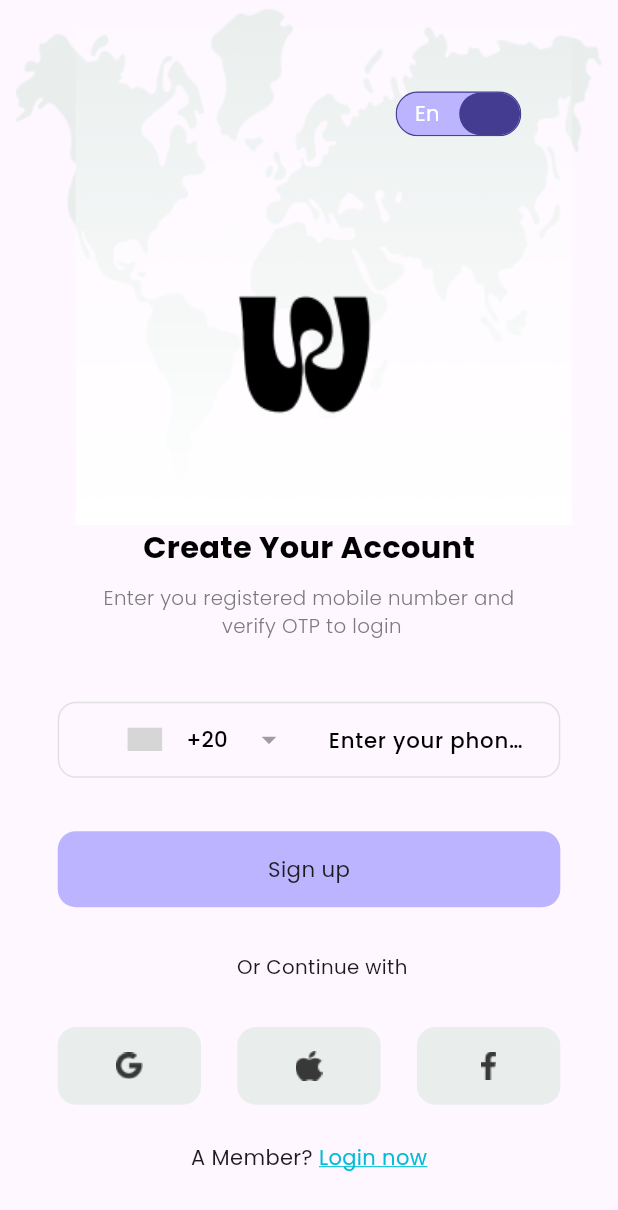
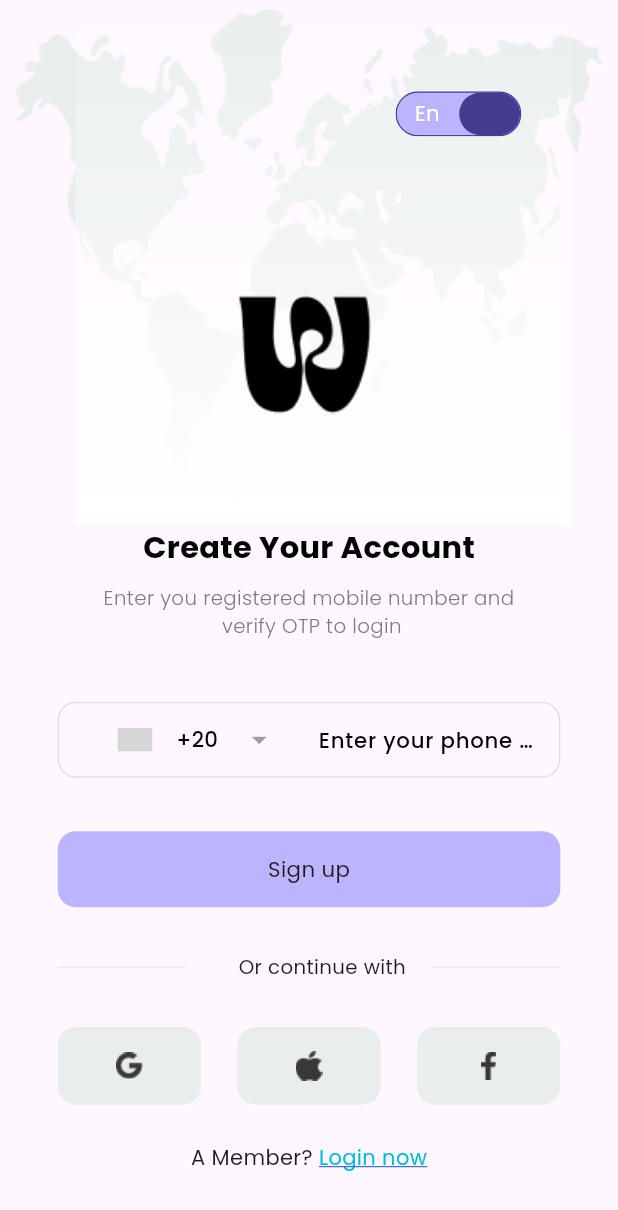
Before and after one commit to talhamehtab2014/flutter_lerning_project, a Flutter app: the screen it shows after launch, on a phone screen of 412 x 824 dp. Shown: the top 1210 px of the screen. Run offline on Flutter 3.47's test engine with Material 3 defaults, Android fonts, the phone set to English and light mode, and no system bars; drawn by our look-alikes of country_code_picker, toggle_switch; our stand-ins replace flutter_screenutil, get, google_fonts, shared_preferences; generated files the repository leaves out were written again; grey boxes are pictures that could not be loaded.

Commit message:
otp screen started

```diff
--- /dev/null
+++ b/lib/helper/storage_services.dart
@@ -0,0 +1,3 @@
+import 'package:shared_preferences/shared_preferences.dart';
+
+class StorageServices {}
--- a/lib/l10n/app_ar.arb
+++ b/lib/l10n/app_ar.arb
@@ -1,3 +1,5 @@
 {
-  "hello": "hello"
+  "create_account" :"Create Your Account ",
+  "signUp_message": "Enter you registered mobile number and\n verify OTP to login",
+  "signUP": "Sign up"
 }
--- a/lib/l10n/app_en.arb
+++ b/lib/l10n/app_en.arb
@@ -1,2 +1,5 @@
 {
-"hello" :"hello "}
+"create_account" :"Create Your Account ",
+"signUp_message": "Enter you registered mobile number and\n verify OTP to login",
+  "signUP": "Sign up"
+}
--- a/lib/main.dart
+++ b/lib/main.dart
@@ -1,6 +1,7 @@
 import 'package:country_code_picker/country_code_picker.dart';
 import 'package:flutter/material.dart';
 import 'package:flutter_iwish_practice/modules/sign_up/screens/sign_up.dart';
+import 'package:flutter_iwish_practice/utils/routes.dart';
 import 'package:flutter_screenutil/flutter_screenutil.dart';
 import 'package:get/get_navigation/src/root/get_material_app.dart';
 import 'package:google_fonts/google_fonts.dart';
@@ -8,11 +9,11 @@
 import 'package:flutter_gen/gen_l10n/app_localizations.dart';
 
 void main() {
-  runApp(const MyApp());
+  runApp(MyApp());
 }
 
 class MyApp extends StatelessWidget {
-  const MyApp({super.key});
+  MyApp({super.key});
 
   // This widget is the root of your application.
   @override
@@ -31,9 +32,9 @@
           theme: ThemeData(
             textTheme: GoogleFonts.poppinsTextTheme(),
           ),
-          home: const SignUp(),
-          //initialRoute: //RoutesHelper.getSplashPage(),
-          //getPages: RoutesHelper.routes,
+          //home: const SignUp(),
+          initialRoute: Routes().getSignUp(),
+          getPages: Routes().routesMap,
           localizationsDelegates: const [
             CountryLocalizations.delegate,
             AppLocalizations.delegate,
@@ -46,7 +47,7 @@
           ],
         );
       },
-      child: const SignUp(),
+      child: SignUp(),
     );
   }
 }
--- a/lib/modules/sign_up/screens/sign_up.dart
+++ b/lib/modules/sign_up/screens/sign_up.dart
@@ -2,22 +2,31 @@ import 'package:flutter/cupertino.dart';
 import 'package:flutter/material.dart';
 import 'package:flutter/widgets.dart';
 import 'package:flutter_iwish_practice/utils/app_assets.dart';
+import 'package:flutter_iwish_practice/utils/app_text_style.dart';
 import 'package:flutter_iwish_practice/utils/colors.dart';
 import 'package:flutter_iwish_practice/widgets/home_top_card.dart';
 import 'package:flutter_iwish_practice/widgets/phn_text_field.dart';
+import 'package:flutter_iwish_practice/widgets/primarysignInUpButton.dart';
 import 'package:flutter_iwish_practice/widgets/social_login_button.dart';
 import 'package:flutter_screenutil/flutter_screenutil.dart';
+import 'package:get/get_core/src/get_main.dart';
+import 'package:get/get_navigation/get_navigation.dart';
 import 'package:toggle_switch/toggle_switch.dart';
 
+import '../../../utils/routes.dart';
+
+void _signUp() {
+  Get.toNamed(Routes().getOtpPage());
+}
+
 class SignUp extends StatelessWidget {
+  static const id = "/signUp";
   const SignUp({super.key});
 
   @override
   Widget build(BuildContext context) {
     return Scaffold(
       body: SingleChildScrollView(
-        child: SizedBox(
-          height: MediaQuery.of(context).size.height,
         child: Column(
           crossAxisAlignment: CrossAxisAlignment.center,
           children: [
@@ -52,14 +61,7 @@ class SignUp extends StatelessWidget {
                 ),
               ],
             ),
-              Text(
-                'Create Your Account',
-                style: TextStyle(
-                  color: ThemeColors.mainTitle,
-                  fontSize: 20.sp,
-                  fontWeight: FontWeight.w700,
-                ),
-              ),
+            Text('Create Your Account', style: AppTextStyle.header1),
             SizedBox(
               height: 10.h,
             ),
@@ -70,58 +72,44 @@ class SignUp extends StatelessWidget {
                   Text(
                       textAlign: TextAlign.center,
                       'Enter you registered mobile number and\n verify OTP to login',
-                      style: TextStyle(
-                        color: ThemeColors.subTitle,
-                        fontSize: 13.sp,
-                        fontWeight: FontWeight.w300,
-                      ),
-                    ),
+                      style: AppTextStyle.header2),
                   SizedBox(
                     height: 40.h,
                   ),
-                    PhoneTextField(),
+                  const PhoneTextField(),
                   SizedBox(
                     height: 35.h,
                   ),
-                    Container(
-                      alignment: Alignment.center,
-                      width: 305.w,
-                      height: 50.h,
-                      decoration: BoxDecoration(
-                        color: ThemeColors.btnSignInSignUp,
-                        borderRadius: BorderRadius.circular(12.r),
-                      ),
-                      child: Text(
-                        'Sign up',
-                        style: TextStyle(
-                            fontSize: 14.sp, fontWeight: FontWeight.w400),
-                      ),
-                    ),
+                  PrimarySignInSignUp(onTap: _signUp, text: 'Sign up'),
                   SizedBox(
                     height: 30.h,
                   ),
                   Row(
                     mainAxisAlignment: MainAxisAlignment.center,
                     children: [
-                        Divider(
+                      Expanded(
+                        child: Divider(
                           thickness: 1,
                           endIndent: 16.w,
                           color:
                               ThemeColors.dividerOrSIgnInWith.withOpacity(0.3),
                         ),
+                      ),
                       SizedBox(
                         width: 16.w,
                       ),
                       Text(
-                          'Or Continue with',
+                        'Or continue with',
                         style: TextStyle(
                             fontSize: 13.sp, fontWeight: FontWeight.w400),
                       ),
-                        Divider(
+                      Expanded(
+                        child: Divider(
                           thickness: 1,
                           indent: 16.w,
                           color:
                               ThemeColors.dividerOrSIgnInWith.withOpacity(0.3),
+                        ),
                       ),
                     ],
                   ),
@@ -157,7 +145,7 @@ class SignUp extends StatelessWidget {
                           style: TextStyle(
                               color: Colors.cyan,
                               decoration: TextDecoration.underline,
-                                decorationColor: Colors.cyan),
+                              decorationColor: ThemeColors.loginNowTextColor),
                         ),
                       )
                     ],
@@ -168,7 +156,6 @@ class SignUp extends StatelessWidget {
           ],
         ),
       ),
-      ),
     );
   }
 }
--- a/lib/utils/app_assets.dart
+++ b/lib/utils/app_assets.dart
@@ -3,4 +3,5 @@ class AppAssets {
   static const String icGoogleSignUp = 'assets/images/icGoogle.png';
   static const String icAppleSignUp = 'assets/images/icApple.png';
   static const String icFacebookSignUp = 'assets/images/icFacebook.png';
+  static const String icBackButton = 'assets/images/icBackButton.png';
 }
--- /dev/null
+++ b/lib/utils/app_text_style.dart
@@ -0,0 +1,47 @@
+import 'package:flutter/cupertino.dart';
+import 'package:flutter_screenutil/flutter_screenutil.dart';
+
+import 'colors.dart';
+
+class AppTextStyle {
+  static TextStyle header1 = TextStyle(
+    color: ThemeColors.mainTitle,
+    fontSize: 20.sp,
+    fontWeight: FontWeight.w700,
+  );
+  static TextStyle header2 = TextStyle(
+    color: ThemeColors.subTitle,
+    fontSize: 13.sp,
+    fontWeight: FontWeight.w300,
+  );
+  static TextStyle errorFontStyle = TextStyle(
+    color: ThemeColors.errorFontColor,
+    fontSize: 13.sp,
+    fontWeight: FontWeight.w400,
+  );
+  static TextStyle header3 = TextStyle(
+    color: ThemeColors.subTitle,
+    fontSize: 13.sp,
+    fontWeight: FontWeight.w400,
+  );
+  static TextStyle otpTextStyle = TextStyle(
+    fontSize: 18.sp,
+    color: ThemeColors.otpTextColor,
+    fontWeight: FontWeight.w500,
+  );
+  static TextStyle buttonText = TextStyle(
+    fontSize: 14.sp,
+    fontWeight: FontWeight.w400,
+  );
+  static TextStyle otpResendText = TextStyle(
+    //decoration: TextDecoration.underline,
+    //decorationColor: ThemeColors.resendUnderLineColor,
+    color: ThemeColors.resendTextColor,
+    fontSize: 14.sp,
+    fontWeight: FontWeight.w400,
+  );
+  static const subtitle1 = TextStyle(fontSize: 16, fontWeight: FontWeight.w600);
+  static const subtitle2 = TextStyle(fontSize: 16, fontWeight: FontWeight.w500);
+  static const subtitle3 = TextStyle(fontSize: 16, fontWeight: FontWeight.w400);
+  static const body1 = TextStyle(fontSize: 14, fontWeight: FontWeight.w500);
+}
--- a/lib/utils/colors.dart
+++ b/lib/utils/colors.dart
@@ -14,4 +14,11 @@ class ThemeColors {
   static const Color toggleSwitchActiveButtonColor = Color(0xFF433C90);
   static const Color toggleSwitchInActiveButtonColor = Color(0xFF474747);
   static const Color errorFontColor = Color(0xFFEE1111);
+  static const Color backButtonBackgroung = Color(0xFFFFFFFF);
+  static const Color backButtonBorderColor = Color(0xFFE1E1E1);
+  static const Color otpTextColor = Color(0xFFA2A2A2);
+  static const Color resendTextColor = Color(0xFF333333);
+  static const Color otpCountdownTmerColor = Color(0xFF868686);
+  static const Color resendUnderLineColor = Color(0xFFD9D9D9);
+  static const Color loginNowTextColor = Color(0xFF2458D5);
 }
--- /dev/null
+++ b/lib/utils/routes.dart
@@ -0,0 +1,20 @@
+import 'package:flutter_iwish_practice/modules/sign_up/screens/otp.dart';
+import 'package:flutter_iwish_practice/modules/sign_up/screens/sign_up.dart';
+import 'package:get/get_navigation/src/routes/get_route.dart';
+import 'package:get/get_navigation/src/routes/transitions_type.dart';
+
+class Routes {
+  static final Routes _sharedInstance = Routes.internal();
+  factory Routes() {
+    return _sharedInstance;
+  }
+  Routes.internal();
+  String getSignUp() => SignUp.id;
+  String getOtpPage() => OtpPage.id;
+  List<GetPage> routesMap = [
+    GetPage(
+        name: SignUp.id, page: () => SignUp(), transition: Transition.fadeIn),
+    GetPage(
+        name: OtpPage.id, page: () => OtpPage(), transition: Transition.fadeIn)
+  ];
+}
--- a/lib/widgets/phn_text_field.dart
+++ b/lib/widgets/phn_text_field.dart
@@ -1,104 +1,22 @@
-/*
-import 'package:country_code_picker/country_code_picker.dart';
-import 'package:flutter/cupertino.dart';
 import 'package:flutter/material.dart';
 import 'package:flutter/services.dart';
-import 'package:flutter/widgets.dart';
-import 'package:flutter_iwish_practice/utils/phone_number_formatter.dart';
-import 'package:flutter_screenutil/flutter_screenutil.dart';
-
-import '../utils/colors.dart';
-import '../utils/utils.dart';
-
-class PhoneTextField extends StatelessWidget {
-  const PhoneTextField({super.key});
-
-  @override
-  Widget build(BuildContext context) {
-    return Container(
-      padding: EdgeInsets.symmetric(horizontal: 16.w),
-      width: 305.w,
-      height: 50.h,
-      decoration: BoxDecoration(
-        border: Border.all(color: ThemeColors.txtFieldBorderColor, width: 1.0),
-        borderRadius: BorderRadius.circular(12.r),
-      ),
-      child: Row(
-        mainAxisSize: MainAxisSize.min,
-        crossAxisAlignment: CrossAxisAlignment.start,
-        mainAxisAlignment: MainAxisAlignment.start,
-        children: [
-          CountryCodePicker(
-            padding: EdgeInsets.zero,
-            flagDecoration: const BoxDecoration(
-              shape: BoxShape.circle,
-            ),
-            flagWidth: 21.w,
-            textStyle: TextStyle(fontSize: 14.sp, fontWeight: FontWeight.w500),
-            onChanged: print,
-            // Initial selection and favorite can be one of code ('IT') OR dial_code('+39')
-            initialSelection: 'EG',
-            favorite: ['+39', 'FR'],
-            // optional. Shows only country name and flag
-            showCountryOnly: false,
-            // optional. Shows only country name and flag when popup is closed.
-            showOnlyCountryWhenClosed: false,
-            // optional. aligns the flag and the Text left
-            alignLeft: false,
-            showDropDownButton: true,
-            hideSearch: false,
-          ),
-          Expanded(
-            child: TextField(
-              // textAlign: TextAlign.start,
-              style: TextStyle(
-                  fontSize: 14.sp,
-                  fontWeight: FontWeight.w500,
-                  color: ThemeColors.mainTitle),
-              showCursor: false,
-              keyboardType: const TextInputType.numberWithOptions(
-                  decimal: false, signed: false),
-              inputFormatters: [
-                FilteringTextInputFormatter.digitsOnly,
-                LengthLimitingTextInputFormatter(11),
-                PhoneNumberFormatter(),
-              ],
-              onChanged: (value) {
-                //mobilNum = value;
-              },
-              decoration: const InputDecoration(
-                border: InputBorder.none,
-                hintText: 'Enter your phone number',
-                hintStyle: TextStyle(
-                    color: ThemeColors.mainTitle, fontWeight: FontWeight.w500),
-              ),
-            ),
-          ),
-        ],
-      ),
-    );
-  }
-}
-*/
-import 'package:flutter/material.dart';
-import 'package:flutter/services.dart';
-import 'package:flutter/widgets.dart';
 import 'package:flutter_screenutil/flutter_screenutil.dart';
 import 'package:country_code_picker/country_code_picker.dart';
 
 import '../utils/colors.dart';
-import '../utils/utils.dart';
 import '../utils/phone_number_formatter.dart';
 
 class PhoneTextField extends StatefulWidget {
-  PhoneTextField();
+  const PhoneTextField({super.key});
 
   @override
-  _PhoneTextFieldState createState() => _PhoneTextFieldState();
+  _PhoneTextFieldState createState() {
+    return _PhoneTextFieldState();
+  }
 }
 
 class _PhoneTextFieldState extends State<PhoneTextField> {
-  TextEditingController _controller = TextEditingController();
+  final TextEditingController _controller = TextEditingController();
   bool _showError = false;
 
   @override
@@ -112,7 +30,7 @@ class _PhoneTextFieldState extends State<PhoneTextField> {
     return Column(
       children: [
         Container(
-          padding: EdgeInsets.symmetric(horizontal: 16.w),
+          padding: EdgeInsets.symmetric(horizontal: 10.w),
           width: 305.w,
           height: 50.h,
           decoration: BoxDecoration(
@@ -123,8 +41,8 @@ class _PhoneTextFieldState extends State<PhoneTextField> {
             borderRadius: BorderRadius.circular(12.r),
           ),
           child: Row(
-            mainAxisSize: MainAxisSize.min,
-            crossAxisAlignment: CrossAxisAlignment.start,
+            //mainAxisSize: MainAxisSize.min,
+            //crossAxisAlignment: CrossAxisAlignment.start,
             mainAxisAlignment: MainAxisAlignment.start,
             children: [
               CountryCodePicker(
@@ -142,7 +60,7 @@ class _PhoneTextFieldState extends State<PhoneTextField> {
                       : ThemeColors.mainTitle,
                 ),
                 initialSelection: 'EG',
-                favorite: ['+39', 'FR'],
+                favorite: const ['+39', 'FR'],
                 showCountryOnly: false,
                 showOnlyCountryWhenClosed: false,
                 alignLeft: false,
@@ -160,7 +78,7 @@ class _PhoneTextFieldState extends State<PhoneTextField> {
                         : ThemeColors.mainTitle,
                   ),
                   showCursor: false,
-                  keyboardType: TextInputType.numberWithOptions(
+                  keyboardType: const TextInputType.numberWithOptions(
                       decimal: false, signed: false),
                   inputFormatters: [
                     FilteringTextInputFormatter.digitsOnly,
@@ -181,7 +99,7 @@ class _PhoneTextFieldState extends State<PhoneTextField> {
                       _showError = value.length < 11;
                     });
                   },*/
-                  decoration: InputDecoration(
+                  decoration: const InputDecoration(
                     border: InputBorder.none,
                     hintText: 'Enter your phone number',
                     hintStyle: TextStyle(
@@ -198,7 +116,7 @@ class _PhoneTextFieldState extends State<PhoneTextField> {
             ? Container(
                 alignment: Alignment.bottomLeft,
                 padding: EdgeInsets.only(top: 10.h),
-                child: Text(
+                child: const Text(
                   'Mobile Number is Incorrect',
                   style: TextStyle(color: ThemeColors.errorFontColor),
                 ),
--- /dev/null
+++ b/lib/widgets/primarysignInUpButton.dart
@@ -0,0 +1,32 @@
+import 'package:flutter/material.dart';
+import 'package:flutter_screenutil/flutter_screenutil.dart';
+import 'package:get/get.dart';
+import 'package:get/get_core/src/get_main.dart';
+
+import '../utils/app_text_style.dart';
+import '../utils/colors.dart';
+import '../utils/routes.dart';
+
+class PrimarySignInSignUp extends StatelessWidget {
+  final VoidCallback onTap;
+  final String text;
+  const PrimarySignInSignUp(
+      {super.key, required this.onTap, required this.text});
+
+  @override
+  Widget build(BuildContext context) {
+    return GestureDetector(
+      onTap: onTap,
+      child: Container(
+        alignment: Alignment.center,
+        width: 305.w,
+        height: 50.h,
+        decoration: BoxDecoration(
+          color: ThemeColors.btnSignInSignUp,
+          borderRadius: BorderRadius.circular(12.r),
+        ),
+        child: Text(text, style: AppTextStyle.buttonText),
+      ),
+    );
+  }
+}
--- a/lib/widgets/social_login_button.dart
+++ b/lib/widgets/social_login_button.dart
@@ -1,7 +1,5 @@
 import 'package:flutter/material.dart';
 import 'package:flutter_screenutil/flutter_screenutil.dart';
-
-import '../utils/app_assets.dart';
 import '../utils/colors.dart';
 
 class SocialLoginButton extends StatelessWidget {
```
Also changed, not shown: lib/modules/sign_up/screens/otp.dart (added, +269 -0 lines), assets/images/icBackButton.png (added), pubspec.lock, 1 other file. Lines whose indentation alone changed are shown as unchanged.
